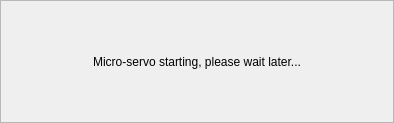
Qt form launchwindow.ui (liangzhenjie/InnfosHost_lts) before a commit.
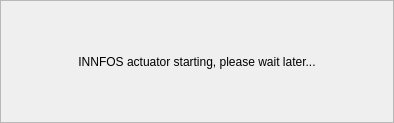
The same form after that commit.

Diff of the .ui file:
```diff
--- a/launchwindow.ui
+++ b/launchwindow.ui
@@ -29,7 +29,7 @@
       <string notr="true">font: 10pt &quot;微软雅黑&quot;;</string>
      </property>
      <property name="text">
-      <string>Micro-servo starting, please wait later...</string>
+      <string>INNFOS actuator starting, please wait later...</string>
      </property>
      <property name="alignment">
       <set>Qt::AlignCenter</set>
```
